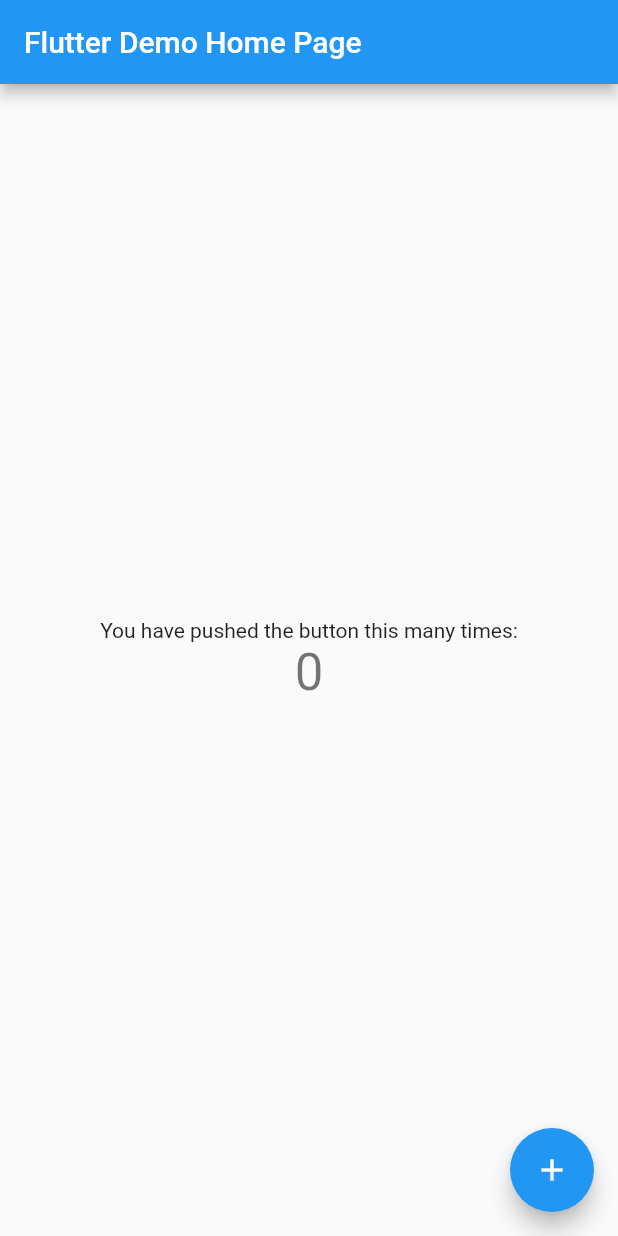
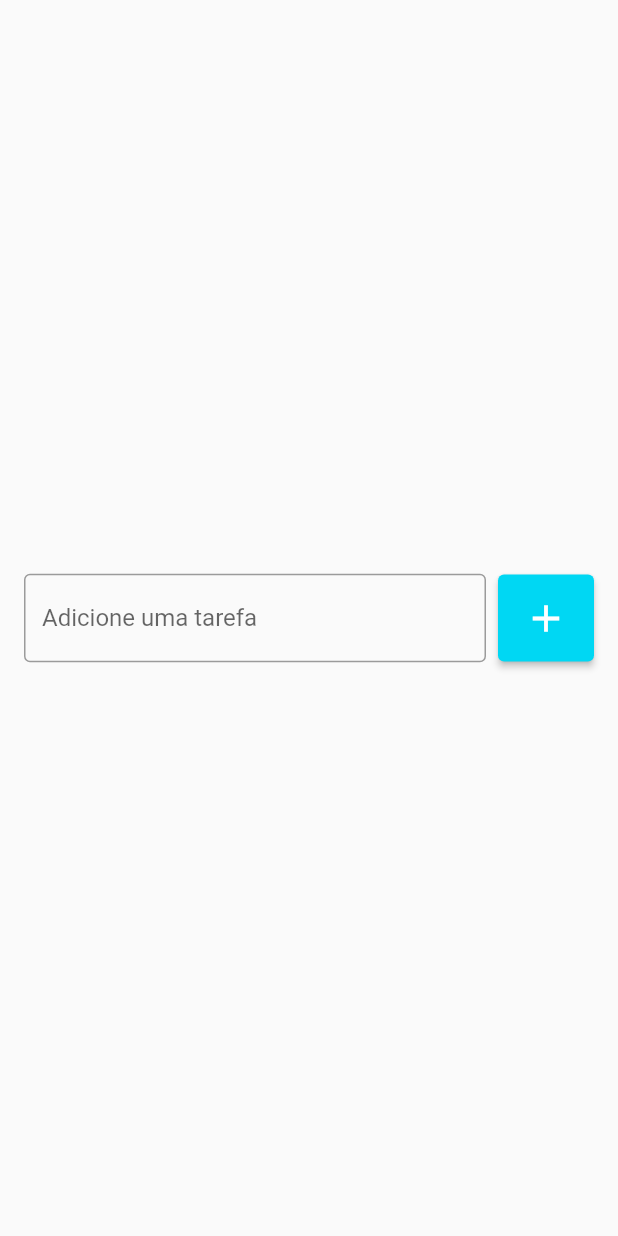
Before and after one commit to wilker123/TodoList_flutter, a Flutter app: the screen it shows after launch, on a phone screen of 412 x 824 dp. Run offline on Flutter 3.47's test engine with Material 2 defaults, Android fonts, the phone set to English and light mode, and no system bars.

Commit message:
created textfield and add button

```diff
--- a/todo_list/lib/main.dart
+++ b/todo_list/lib/main.dart
@@ -1,4 +1,5 @@
 import 'package:flutter/material.dart';
+import 'pages/todo_list_page.dart';
 
 void main() {
   runApp(const MyApp());
@@ -7,109 +8,10 @@ void main() {
 class MyApp extends StatelessWidget {
   const MyApp({Key? key}) : super(key: key);
 
-  // This widget is the root of your application.
   @override
   Widget build(BuildContext context) {
-    return MaterialApp(
-      title: 'Flutter Demo',
-      theme: ThemeData(
-        // This is the theme of your application.
-        //
-        // Try running your application with "flutter run". You'll see the
-        // application has a blue toolbar. Then, without quitting the app, try
-        // changing the primarySwatch below to Colors.green and then invoke
-        // "hot reload" (press "r" in the console where you ran "flutter run",
-        // or simply save your changes to "hot reload" in a Flutter IDE).
-        // Notice that the counter didn't reset back to zero; the application
-        // is not restarted.
-        primarySwatch: Colors.blue,
-      ),
-      home: const MyHomePage(title: 'Flutter Demo Home Page'),
+    return const MaterialApp(
+      home: TodoListPage(),
     );
   }
 }
-
-class MyHomePage extends StatefulWidget {
-  const MyHomePage({Key? key, required this.title}) : super(key: key);
-
-  // This widget is the home page of your application. It is stateful, meaning
-  // that it has a State object (defined below) that contains fields that affect
-  // how it looks.
-
-  // This class is the configuration for the state. It holds the values (in this
-  // case the title) provided by the parent (in this case the App widget) and
-  // used by the build method of the State. Fields in a Widget subclass are
-  // always marked "final".
-
-  final String title;
-
-  @override
-  State<MyHomePage> createState() => _MyHomePageState();
-}
-
-class _MyHomePageState extends State<MyHomePage> {
-  int _counter = 0;
-
-  void _incrementCounter() {
-    setState(() {
-      // This call to setState tells the Flutter framework that something has
-      // changed in this State, which causes it to rerun the build method below
-      // so that the display can reflect the updated values. If we changed
-      // _counter without calling setState(), then the build method would not be
-      // called again, and so nothing would appear to happen.
-      _counter++;
-    });
-  }
-
-  @override
-  Widget build(BuildContext context) {
-    // This method is rerun every time setState is called, for instance as done
-    // by the _incrementCounter method above.
-    //
-    // The Flutter framework has been optimized to make rerunning build methods
-    // fast, so that you can just rebuild anything that needs updating rather
-    // than having to individually change instances of widgets.
-    return Scaffold(
-      appBar: AppBar(
-        // Here we take the value from the MyHomePage object that was created by
-        // the App.build method, and use it to set our appbar title.
-        title: Text(widget.title),
-      ),
-      body: Center(
-        // Center is a layout widget. It takes a single child and positions it
-        // in the middle of the parent.
-        child: Column(
-          // Column is also a layout widget. It takes a list of children and
-          // arranges them vertically. By default, it sizes itself to fit its
-          // children horizontally, and tries to be as tall as its parent.
-          //
-          // Invoke "debug painting" (press "p" in the console, choose the
-          // "Toggle Debug Paint" action from the Flutter Inspector in Android
-          // Studio, or the "Toggle Debug Paint" command in Visual Studio Code)
-          // to see the wireframe for each widget.
-          //
-          // Column has various properties to control how it sizes itself and
-          // how it positions its children. Here we use mainAxisAlignment to
-          // center the children vertically; the main axis here is the vertical
-          // axis because Columns are vertical (the cross axis would be
-          // horizontal).
-          mainAxisAlignment: MainAxisAlignment.center,
-          children: <Widget>[
-            const Text(
-              'You have pushed the button this many times:',
-            ),
-            Text(
-              '$_counter',
-              style: Theme.of(context).textTheme.headline4,
-            ),
-          ],
-        ),
-      ),
-      floatingActionButton: FloatingActionButton(
-        onPressed: _incrementCounter,
-        tooltip: 'Increment',
-        child: const Icon(Icons.add),
-      ), // This trailing comma makes auto-formatting nicer for build methods.
-    );
-  }
-}
--- /dev/null
+++ b/todo_list/lib/pages/todo_list_page.dart
@@ -0,0 +1,43 @@
+import 'package:flutter/material.dart';
+
+class TodoListPage extends StatelessWidget {
+  const TodoListPage({Key? key}) : super(key: key);
+
+  @override
+  Widget build(BuildContext context) {
+    return Scaffold(
+      body: Center(
+        child: Padding(
+          padding: const EdgeInsets.symmetric(horizontal: 16),
+          child: Row(
+            children: [
+              const Expanded(
+                child: TextField(
+                  decoration: InputDecoration(
+                    border: OutlineInputBorder(),
+                    labelText: "Adicione uma tarefa",
+                    hintText: "Ex. Estudar flutter",
+                  ),
+                ),
+              ),
+              const SizedBox(
+                width: 8,
+              ),
+              ElevatedButton(
+                onPressed: () {},
+                style: ElevatedButton.styleFrom(
+                  primary: Color(0xff00d7f3),
+                  padding: EdgeInsets.all(14),
+                ),
+                child: const Icon(
+                  Icons.add,
+                  size: 30,
+                ),
+              ),
+            ],
+          ),
+        ),
+      ),
+    );
+  }
+}
```
Also changed, not shown: 1 other file.
